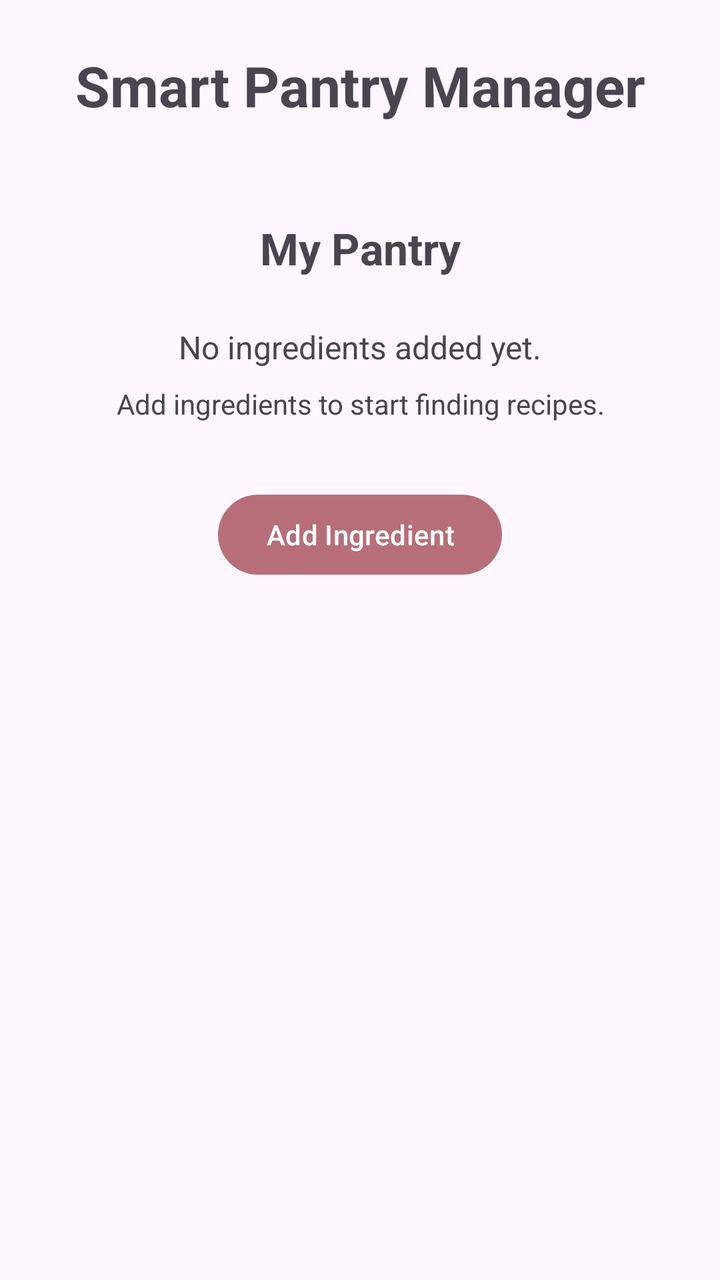
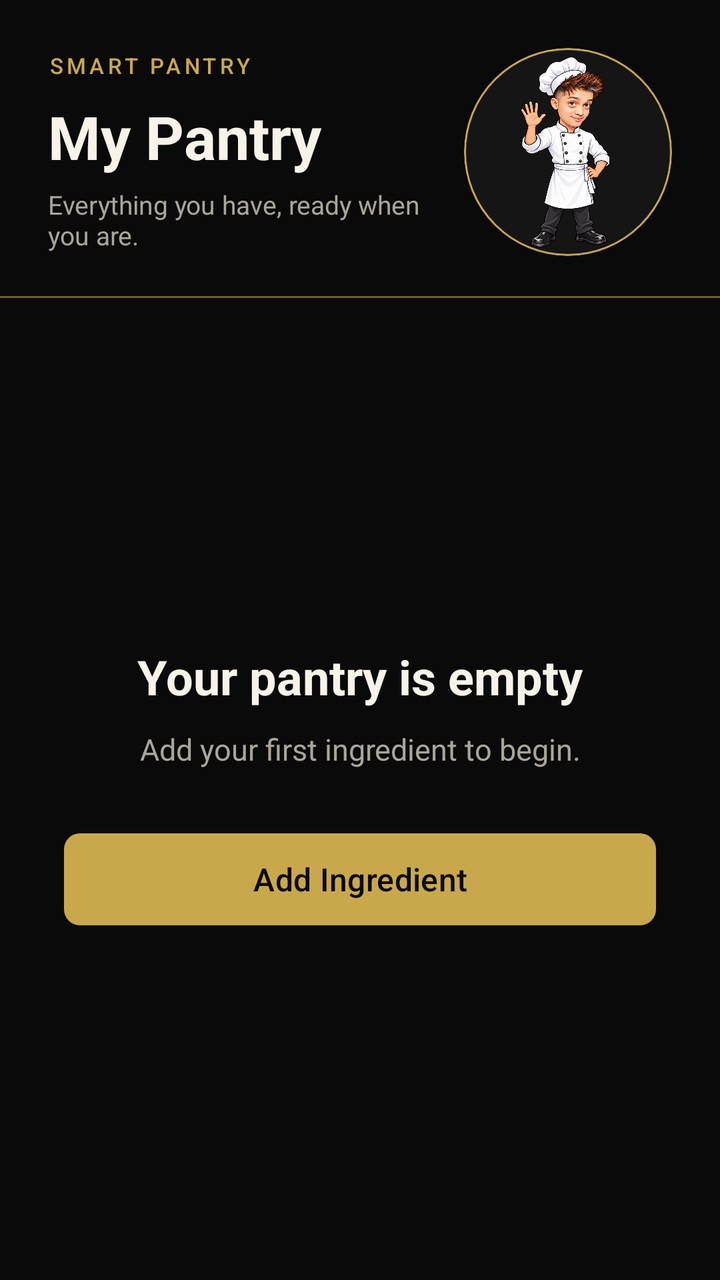

Compare the two renders of this Android layout. The source of the first and the diff that turns it into the second are given below.
<!-- AndroidManifest.xml: application theme Theme.SmartPantryManager -->
<!-- res/layout/activity_main.xml -->
<?xml version="1.0" encoding="utf-8"?>
<LinearLayout xmlns:android="http://schemas.android.com/apk/res/android"
    xmlns:tools="http://schemas.android.com/tools"
    android:id="@+id/main"
    android:layout_width="match_parent"
    android:layout_height="match_parent"
    android:gravity="center_horizontal"
    android:orientation="vertical"
    android:padding="24dp"
    tools:context=".MainActivity">

    <TextView
        android:layout_width="match_parent"
        android:layout_height="wrap_content"
        android:gravity="center"
        android:text="@string/app_name"
        android:textSize="28sp"
        android:textStyle="bold" />

    <TextView
        android:layout_width="match_parent"
        android:layout_height="wrap_content"
        android:layout_marginTop="48dp"
        android:gravity="center"
        android:text="@string/pantry_title"
        android:textSize="22sp"
        android:textStyle="bold" />

    <TextView
        android:layout_width="match_parent"
        android:layout_height="wrap_content"
        android:layout_marginTop="24dp"
        android:gravity="center"
        android:text="@string/pantry_empty_message"
        android:textSize="16sp" />

    <TextView
        android:layout_width="match_parent"
        android:layout_height="wrap_content"
        android:layout_marginTop="8dp"
        android:gravity="center"
        android:text="@string/pantry_empty_hint"
        android:textSize="14sp" />

    <Button
        android:id="@+id/button_add_ingredient"
        android:layout_width="wrap_content"
        android:layout_height="wrap_content"
        android:layout_marginTop="32dp"
        android:text="@string/add_ingredient" />

</LinearLayout>
<!-- resources referenced by this layout -->
<resources>
  <string name="add_ingredient">Add Ingredient</string>
  <string name="app_name">Smart Pantry Manager</string>
  <string name="pantry_empty_hint">Add ingredients to start finding recipes.</string>
  <string name="pantry_empty_message">No ingredients added yet.</string>
  <string name="pantry_title">My Pantry</string>
  <style name="Theme.SmartPantryManager" parent="Base.Theme.SmartPantryManager" />
  <style name="Base.Theme.SmartPantryManager" parent="Theme.Material3.Light.NoActionBar">
          <item name="colorPrimary">@color/rose_gold</item>
          <item name="colorOnPrimary">@color/white</item>
          <item name="colorSecondary">@color/rose_gold_dark</item>
          <item name="colorSurface">@color/warm_white</item>
          <item name="colorOnSurface">@color/charcoal</item>
          <item name="android:statusBarColor">@color/warm_white</item>
          <item name="android:navigationBarColor">@color/warm_white</item>
          <item name="android:windowLightStatusBar">true</item>
      </style>
  <color name="rose_gold">#B76E79</color>
  <color name="white">#FFFFFFFF</color>
  <color name="rose_gold_dark">#75404A</color>
  <color name="warm_white">#FFFFFE</color>
  <color name="charcoal">#2F2526</color>
</resources>

<!-- the commit's change to res/layout/activity_main.xml (unified diff, before → after) -->
@@ -1,52 +1,125 @@
 <?xml version="1.0" encoding="utf-8"?>
 <LinearLayout xmlns:android="http://schemas.android.com/apk/res/android"
+    xmlns:app="http://schemas.android.com/apk/res-auto"
     xmlns:tools="http://schemas.android.com/tools"
     android:id="@+id/main"
     android:layout_width="match_parent"
     android:layout_height="match_parent"
-    android:gravity="center_horizontal"
+    android:background="@color/app_black"
     android:orientation="vertical"
-    android:padding="24dp"
     tools:context=".MainActivity">
 
-    <TextView
+    <LinearLayout
         android:layout_width="match_parent"
         android:layout_height="wrap_content"
+        android:gravity="center_vertical"
+        android:orientation="horizontal"
+        android:paddingStart="24dp"
+        android:paddingTop="24dp"
+        android:paddingEnd="24dp"
+        android:paddingBottom="20dp">
+
+        <LinearLayout
+            android:layout_width="0dp"
+            android:layout_height="wrap_content"
+            android:layout_weight="1"
+            android:orientation="vertical">
+
+            <TextView
+                android:layout_width="wrap_content"
+                android:layout_height="wrap_content"
+                android:fontFamily="sans-serif-medium"
+                android:letterSpacing="0.16"
+                android:text="@string/welcome_wordmark"
+                android:textColor="@color/gold"
+                android:textSize="11sp" />
+
+            <TextView
+                android:layout_width="wrap_content"
+                android:layout_height="wrap_content"
+                android:layout_marginTop="8dp"
+                android:text="@string/pantry_title"
+                android:textColor="@color/warm_white"
+                android:textSize="30sp"
+                android:textStyle="bold" />
+
+            <TextView
+                android:layout_width="wrap_content"
+                android:layout_height="wrap_content"
+                android:layout_marginTop="5dp"
+                android:text="@string/pantry_intro"
+                android:textColor="@color/muted_text"
+                android:textSize="13sp" />
+
+        </LinearLayout>
+
+        <com.google.android.material.card.MaterialCardView
+            android:id="@+id/pantry_chef_panel"
+            android:layout_width="104dp"
+            android:layout_height="104dp"
+            android:layout_marginStart="16dp"
+            app:cardBackgroundColor="@color/surface_black"
+            app:cardCornerRadius="52dp"
+            app:cardElevation="0dp"
+            app:strokeColor="@color/gold"
+            app:strokeWidth="1dp">
+
+            <ImageView
+                android:layout_width="match_parent"
+                android:layout_height="match_parent"
+                android:contentDescription="@string/pantry_chef_description"
+                android:padding="4dp"
+                android:scaleType="centerInside"
+                android:src="@drawable/nadir_chef_pantry" />
+
+        </com.google.android.material.card.MaterialCardView>
+
+    </LinearLayout>
+
+    <View
+        android:layout_width="match_parent"
+        android:layout_height="1dp"
+        android:background="@color/gold_dark" />
+
+    <LinearLayout
+        android:layout_width="match_parent"
+        android:layout_height="0dp"
+        android:layout_weight="1"
         android:gravity="center"
-        android:text="@string/app_name"
-        android:textSize="28sp"
-        android:textStyle="bold" />
+        android:orientation="vertical"
+        android:paddingStart="32dp"
+        android:paddingEnd="32dp">
 
-    <TextView
-        android:layout_width="match_parent"
-        android:layout_height="wrap_content"
-        android:layout_marginTop="48dp"
-        android:gravity="center"
-        android:text="@string/pantry_title"
-        android:textSize="22sp"
-        android:textStyle="bold" />
+        <TextView
+            android:layout_width="match_parent"
+            android:layout_height="wrap_content"
+            android:gravity="center"
+            android:text="@string/pantry_empty_message"
+            android:textColor="@color/warm_white"
+            android:textSize="24sp"
+            android:textStyle="bold" />
 
-    <TextView
-        android:layout_width="match_parent"
-        android:layout_height="wrap_content"
-        android:layout_marginTop="24dp"
-        android:gravity="center"
-        android:text="@string/pantry_empty_message"
-        android:textSize="16sp" />
+        <TextView
+            android:layout_width="match_parent"
+            android:layout_height="wrap_content"
+            android:layout_marginTop="10dp"
+            android:gravity="center"
+            android:text="@string/pantry_empty_hint"
+            android:textColor="@color/muted_text"
+            android:textSize="15sp" />
 
-    <TextView
-        android:layout_width="match_parent"
-        android:layout_height="wrap_content"
-        android:layout_marginTop="8dp"
-        android:gravity="center"
-        android:text="@string/pantry_empty_hint"
-        android:textSize="14sp" />
+        <com.google.android.material.button.MaterialButton
+            android:id="@+id/button_add_ingredient"
+            android:layout_width="match_parent"
+            android:layout_height="54dp"
+            android:layout_marginTop="28dp"
+            android:text="@string/add_ingredient"
+            android:textAllCaps="false"
+            android:textColor="@color/app_black"
+            android:textSize="16sp"
+            app:backgroundTint="@color/gold"
+            app:cornerRadius="8dp" />
 
-    <Button
-        android:id="@+id/button_add_ingredient"
-        android:layout_width="wrap_content"
-        android:layout_height="wrap_content"
-        android:layout_marginTop="32dp"
-        android:text="@string/add_ingredient" />
+    </LinearLayout>
 
 </LinearLayout>
<!-- resource entries referenced after the edit -->
@@ -1,25 +1,30 @@
 <!-- resources referenced by this layout -->
 <resources>
+  <color name="app_black">#0A0A0A</color>
+  <color name="gold">#C9A84C</color>
+  <color name="gold_dark">#725E27</color>
+  <color name="muted_text">#AAA59B</color>
+  <color name="surface_black">#151515</color>
   <string name="add_ingredient">Add Ingredient</string>
-  <string name="app_name">Smart Pantry Manager</string>
-  <string name="pantry_empty_hint">Add ingredients to start finding recipes.</string>
-  <string name="pantry_empty_message">No ingredients added yet.</string>
+  <string name="pantry_chef_description">Illustration of Nadir welcoming users to the pantry</string>
+  <string name="pantry_empty_hint">Add your first ingredient to begin.</string>
+  <string name="pantry_empty_message">Your pantry is empty</string>
+  <string name="pantry_intro">Everything you have, ready when you are.</string>
   <string name="pantry_title">My Pantry</string>
+  <string name="welcome_wordmark">SMART PANTRY</string>
   <style name="Theme.SmartPantryManager" parent="Base.Theme.SmartPantryManager" />
-  <style name="Base.Theme.SmartPantryManager" parent="Theme.Material3.Light.NoActionBar">
-          <item name="colorPrimary">@color/rose_gold</item>
-          <item name="colorOnPrimary">@color/white</item>
-          <item name="colorSecondary">@color/rose_gold_dark</item>
-          <item name="colorSurface">@color/warm_white</item>
-          <item name="colorOnSurface">@color/charcoal</item>
-          <item name="android:statusBarColor">@color/warm_white</item>
-          <item name="android:navigationBarColor">@color/warm_white</item>
-          <item name="android:windowLightStatusBar">true</item>
+  <style name="Base.Theme.SmartPantryManager" parent="Theme.Material3.Dark.NoActionBar">
+          <item name="colorPrimary">@color/gold</item>
+          <item name="colorOnPrimary">@color/app_black</item>
+          <item name="colorSecondary">@color/gold_light</item>
+          <item name="colorSurface">@color/app_black</item>
+          <item name="colorOnSurface">@color/warm_white</item>
+          <item name="android:statusBarColor">@color/app_black</item>
+          <item name="android:navigationBarColor">@color/app_black</item>
+          <item name="android:windowLightStatusBar">false</item>
       </style>
-  <color name="rose_gold">#B76E79</color>
-  <color name="white">#FFFFFFFF</color>
-  <color name="rose_gold_dark">#75404A</color>
-  <color name="warm_white">#FFFFFE</color>
-  <color name="charcoal">#2F2526</color>
+  <color name="gold_light">#E3C875</color>
+  <color name="warm_white">#F7F3E8</color>
+  <!-- drawable nadir_chef_pantry: png bitmap (drawable, 784786 bytes) -->
 </resources>
 
